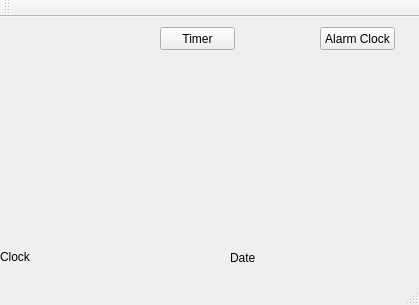
Above: lab3_2/mainwindow.ui from AndrikB/2-Course before the change. Below: the same form after it.
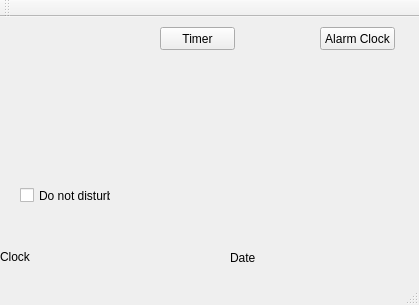
That is the form after the change.

```diff
--- a/lab3_2/mainwindow.ui
+++ b/lab3_2/mainwindow.ui
@@ -66,6 +66,19 @@
      <string>Date</string>
     </property>
    </widget>
+   <widget class="QCheckBox" name="notDisturm">
+    <property name="geometry">
+     <rect>
+      <x>20</x>
+      <y>170</y>
+      <width>91</width>
+      <height>17</height>
+     </rect>
+    </property>
+    <property name="text">
+     <string>Do not disturb</string>
+    </property>
+   </widget>
   </widget>
   <widget class="QMenuBar" name="menuBar">
    <property name="geometry">
```
